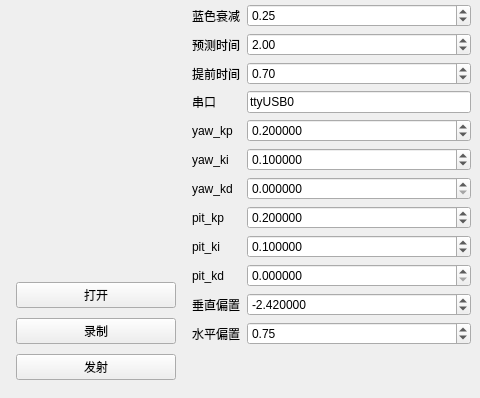
mrwang-19/HNU_RMUT_Vision, file mainwindow.ui: the form before one commit; both pictures show x 544 to 1024 and y 202 to 600 of the 1024 by 600 pixel window.
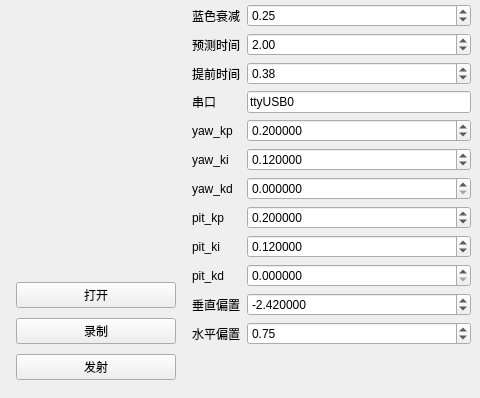
The form after the commit. Custom widgets are drawn as their Qt base class.

```diff
--- a/mainwindow.ui
+++ b/mainwindow.ui
@@ -225,7 +225,7 @@
         <double>0.000100000000000</double>
        </property>
        <property name="value">
-        <double>0.100000000000000</double>
+        <double>0.120000000000000</double>
        </property>
       </widget>
      </item>
@@ -241,7 +241,7 @@
         <double>0.001000000000000</double>
        </property>
        <property name="value">
-        <double>0.100000000000000</double>
+        <double>0.120000000000000</double>
        </property>
       </widget>
      </item>
@@ -460,7 +460,7 @@
         <double>0.100000000000000</double>
        </property>
        <property name="value">
-        <double>0.700000000000000</double>
+        <double>0.380000000000000</double>
        </property>
       </widget>
      </item>
```
